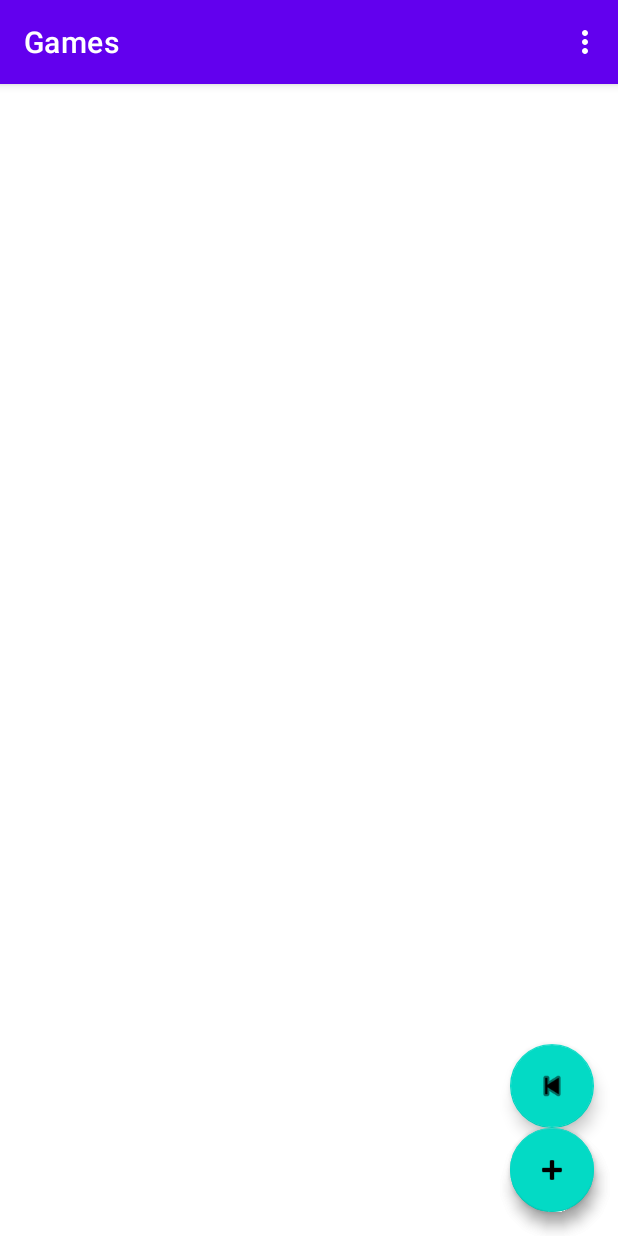
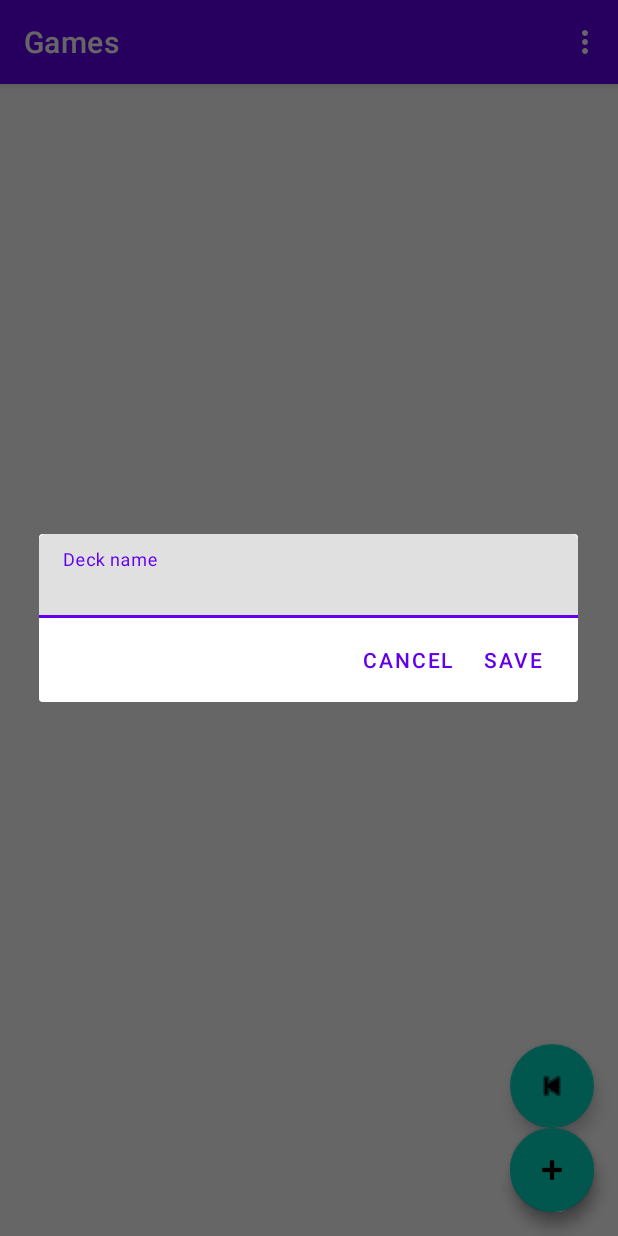
Before and after one commit to KatieBarnett/CustomDeckBuilder, an Android app: the fragment GameFragment placed in its activity, after a tap on an icon or button, on a phone screen of 412 x 824 dp. Run offline under Robolectric (Android 15) with nearby library versions, the phone set to English and light mode, and no system bars; our stand-ins replace Dagger/Hilt's generated code, data binding, navigation-ui; libraries missing offline, so code that uses them is left out: me.tatarka.bindingcollectionadapter2; 8 statements that could not run were skipped.

Commit message:
Added Deck creation and basic display

```diff
--- a/app/src/main/java/dev/katiebarnett/customdeckbuilder/data/storage/DeckBuilderDao.kt
+++ b/app/src/main/java/dev/katiebarnett/customdeckbuilder/data/storage/DeckBuilderDao.kt
@@ -1,6 +1,7 @@
 package dev.katiebarnett.customdeckbuilder.data.storage
 
 import androidx.room.*
+import dev.katiebarnett.customdeckbuilder.models.Deck
 import dev.katiebarnett.customdeckbuilder.models.Game
 import kotlinx.coroutines.flow.Flow
 
@@ -12,7 +13,7 @@ interface DeckBuilderDao {
     fun getAllGames(): Flow<List<Game>>
 
     @Query("SELECT * FROM " + DatabaseConstants.TABLE_GAMES + " WHERE id = :gameId")
-    fun getGame(gameId: Long): List<Game>
+    fun getGame(gameId: Long): Flow<List<Game>>
 
     @Insert(onConflict = OnConflictStrategy.REPLACE)
     suspend fun insert(vararg game: Game?): List<Long>
@@ -21,15 +22,15 @@ interface DeckBuilderDao {
     suspend fun delete(game: Game)
 
 
-//    // Decks
-//    @Query("SELECT * FROM " + DatabaseConstants.TABLE_DECKS + " WHERE gameId = :gameId ORDER BY name")
-//    fun getDecksForGame(gameId: Long): LiveData<List<Deck>>
+    // Decks
+    @Query("SELECT * FROM " + DatabaseConstants.TABLE_DECKS + " WHERE gameId = :gameId ORDER BY name")
+    fun getDecksForGame(gameId: Long): Flow<List<Deck>>
 //
 //    @Query("SELECT * FROM " + DatabaseConstants.TABLE_DECKS + " WHERE id = :deckId")
 //    fun getDeck(deckId: Long): LiveData<List<Deck>>
 //
-//    @Insert(onConflict = OnConflictStrategy.REPLACE)
-//    suspend fun insert(vararg deck: Deck?): LiveData<List<Long>>
+    @Insert(onConflict = OnConflictStrategy.REPLACE)
+    suspend fun insert(vararg deck: Deck?): List<Long>
 //
 //    @Delete
 //    suspend fun delete(deck: Deck)
--- a/app/src/main/java/dev/katiebarnett/customdeckbuilder/data/storage/DeckBuilderDatabase.kt
+++ b/app/src/main/java/dev/katiebarnett/customdeckbuilder/data/storage/DeckBuilderDatabase.kt
@@ -11,7 +11,7 @@ import dev.katiebarnett.customdeckbuilder.models.Game
 @Database(entities = [
     Game::class,
     Deck::class,
-    Card::class], version = 1, exportSchema = true)
+    Card::class], version = 2, exportSchema = true)
 //@TypeConverters(DbConverters::class)
 abstract class DeckBuilderDatabase: RoomDatabase() {
 
@@ -35,7 +35,8 @@ abstract class DeckBuilderDatabase: RoomDatabase() {
                 DeckBuilderDatabase::class.java,
                 DatabaseConstants.DATABASE_DECK_BUILDER
             )
-            .build()
+                .fallbackToDestructiveMigration()
+                .build()
         }
     }
 }
--- a/app/src/main/java/dev/katiebarnett/customdeckbuilder/models/Deck.kt
+++ b/app/src/main/java/dev/katiebarnett/customdeckbuilder/models/Deck.kt
@@ -11,4 +11,4 @@ data class Deck(
     val gameId: Long,
     var lastModified: Long = System.currentTimeMillis(),
     val name: String,
-    val imageUrl: String)
+    val imageUrl: String? = null)
--- a/app/src/main/java/dev/katiebarnett/customdeckbuilder/presentation/CardsFragment.kt
+++ b/app/src/main/java/dev/katiebarnett/customdeckbuilder/presentation/CardsFragment.kt
@@ -1,14 +1,14 @@
 package dev.katiebarnett.customdeckbuilder.presentation
 
 import android.os.Bundle
-import androidx.fragment.app.Fragment
 import android.view.LayoutInflater
 import android.view.View
 import android.view.ViewGroup
 import androidx.databinding.DataBindingUtil
+import androidx.fragment.app.Fragment
+import dagger.hilt.android.AndroidEntryPoint
 import dev.katiebarnett.customdeckbuilder.R
 import dev.katiebarnett.customdeckbuilder.databinding.CardsFragmentBinding
-import dagger.hilt.android.AndroidEntryPoint
 
 @AndroidEntryPoint
 class CardsFragment : Fragment() {
--- a/app/src/main/java/dev/katiebarnett/customdeckbuilder/presentation/DeckFragment.kt
+++ b/app/src/main/java/dev/katiebarnett/customdeckbuilder/presentation/DeckFragment.kt
@@ -1,15 +1,15 @@
 package dev.katiebarnett.customdeckbuilder.presentation
 
 import android.os.Bundle
-import androidx.fragment.app.Fragment
 import android.view.LayoutInflater
 import android.view.View
 import android.view.ViewGroup
 import androidx.databinding.DataBindingUtil
+import androidx.fragment.app.Fragment
 import androidx.navigation.fragment.findNavController
+import dagger.hilt.android.AndroidEntryPoint
 import dev.katiebarnett.customdeckbuilder.R
 import dev.katiebarnett.customdeckbuilder.databinding.DeckFragmentBinding
-import dagger.hilt.android.AndroidEntryPoint
 
 @AndroidEntryPoint
 class DeckFragment : Fragment() {
--- a/app/src/main/java/dev/katiebarnett/customdeckbuilder/presentation/EditCardFragment.kt
+++ b/app/src/main/java/dev/katiebarnett/customdeckbuilder/presentation/EditCardFragment.kt
@@ -1,14 +1,14 @@
 package dev.katiebarnett.customdeckbuilder.presentation
 
 import android.os.Bundle
-import androidx.fragment.app.Fragment
 import android.view.LayoutInflater
 import android.view.View
 import android.view.ViewGroup
 import androidx.databinding.DataBindingUtil
+import androidx.fragment.app.Fragment
+import dagger.hilt.android.AndroidEntryPoint
 import dev.katiebarnett.customdeckbuilder.R
 import dev.katiebarnett.customdeckbuilder.databinding.EditCardFragmentBinding
-import dagger.hilt.android.AndroidEntryPoint
 
 @AndroidEntryPoint
 class EditCardFragment : Fragment() {
--- a/app/src/main/java/dev/katiebarnett/customdeckbuilder/presentation/GameFragment.kt
+++ b/app/src/main/java/dev/katiebarnett/customdeckbuilder/presentation/GameFragment.kt
@@ -1,22 +1,28 @@
 package dev.katiebarnett.customdeckbuilder.presentation
 
 import android.os.Bundle
-import androidx.fragment.app.Fragment
 import android.view.LayoutInflater
 import android.view.View
 import android.view.ViewGroup
-import androidx.appcompat.app.AppCompatActivity
 import androidx.databinding.DataBindingUtil
+import androidx.fragment.app.Fragment
 import androidx.fragment.app.viewModels
 import androidx.navigation.fragment.findNavController
 import androidx.navigation.fragment.navArgs
 import com.google.android.material.snackbar.Snackbar
+import dagger.hilt.android.AndroidEntryPoint
+import dev.katiebarnett.customdeckbuilder.BR
 import dev.katiebarnett.customdeckbuilder.R
 import dev.katiebarnett.customdeckbuilder.databinding.GameFragmentBinding
-import dagger.hilt.android.AndroidEntryPoint
+import dev.katiebarnett.customdeckbuilder.models.Deck
+import dev.katiebarnett.customdeckbuilder.presentation.dialogs.NewDeckDialog
+import dev.katiebarnett.customdeckbuilder.presentation.util.OnItemClickListener
+import kotlinx.coroutines.ExperimentalCoroutinesApi
+import me.tatarka.bindingcollectionadapter2.ItemBinding
 
+@ExperimentalCoroutinesApi
 @AndroidEntryPoint
-class GameFragment : Fragment() {
+class GameFragment : Fragment(), NewDeckDialog.DialogListener {
 
     private lateinit var binding: GameFragmentBinding
 
@@ -24,9 +30,20 @@ class GameFragment : Fragment() {
 
     val args: GameFragmentArgs by navArgs()
 
+    private val deckListItemClickListener = (object: OnItemClickListener<Deck> {
+        override fun onItemClicked(item: Deck) {
+            findNavController().navigate(GameFragmentDirections.actionGameFragmentToDeckFragment(deckId = item.id))
+        }
+    })
+
+    private val listItemBinding = ItemBinding.of<Deck>(BR.item, R.layout.deck_item)
+        .bindExtra(BR.itemClickListener, deckListItemClickListener)
+
+
     override fun onCreateView(inflater: LayoutInflater, container: ViewGroup?, savedInstanceState: Bundle?): View {
         binding = DataBindingUtil.inflate(inflater, R.layout.game_fragment, container, false)
         binding.viewModel = viewModel
+        binding.listItemBinding = listItemBinding
         binding.lifecycleOwner = this
 
         viewModel.loadGame(args.gameId)
@@ -37,19 +54,31 @@ class GameFragment : Fragment() {
     override fun onViewCreated(view: View, savedInstanceState: Bundle?) {
         super.onViewCreated(view, savedInstanceState)
 
+        binding.newDeck.setOnClickListener {
+            val dialog = NewDeckDialog()
+            dialog.setListener(this)
+            dialog.show(childFragmentManager, NewDeckDialog.TAG)
+        }
+
         viewModel.snackbar.observe(viewLifecycleOwner, {
             it?.let {
                 Snackbar.make(binding.root, it, Snackbar.LENGTH_LONG).show()
             }
-            // TODO handle fatal error where we have to close
         })
 
-        viewModel.game.observe(viewLifecycleOwner, {
-            (activity as AppCompatActivity?)?.supportActionBar?.title = it.name
+        viewModel.deckCreationResponse.observe(viewLifecycleOwner, {
+            if (it != -1L) {
+                viewModel.clearDeckCreationResponse()
+                findNavController().navigate(
+                    GameFragmentDirections.actionGameFragmentToDeckFragment(
+                        deckId = it
+                    )
+                )
+            }
         })
+    }
 
-        binding.newDeck.setOnClickListener {
-            findNavController().navigate(GameFragmentDirections.actionGameFragmentToDeckFragment())
-        }
+    override fun onDialogPositiveClick(deckName: String) {
+        viewModel.createDeck(deckName, args.gameId)
     }
 }
--- a/app/src/main/java/dev/katiebarnett/customdeckbuilder/presentation/GameViewModel.kt
+++ b/app/src/main/java/dev/katiebarnett/customdeckbuilder/presentation/GameViewModel.kt
@@ -1,17 +1,21 @@
 package dev.katiebarnett.customdeckbuilder.presentation
 
-import androidx.lifecycle.LiveData
-import androidx.lifecycle.MutableLiveData
-import androidx.lifecycle.ViewModel
-import androidx.lifecycle.viewModelScope
+import androidx.lifecycle.*
+import dagger.hilt.android.lifecycle.HiltViewModel
 import dev.katiebarnett.customdeckbuilder.data.repositories.GameRepository
+import dev.katiebarnett.customdeckbuilder.models.Deck
 import dev.katiebarnett.customdeckbuilder.models.Game
-import dagger.hilt.android.lifecycle.HiltViewModel
 import kotlinx.coroutines.Dispatchers
+import kotlinx.coroutines.ExperimentalCoroutinesApi
 import kotlinx.coroutines.Job
+import kotlinx.coroutines.flow.MutableStateFlow
+import kotlinx.coroutines.flow.collect
+import kotlinx.coroutines.flow.filterNotNull
+import kotlinx.coroutines.flow.flatMapLatest
 import kotlinx.coroutines.launch
 import javax.inject.Inject
 
+@ExperimentalCoroutinesApi
 @HiltViewModel
 class GameViewModel @Inject constructor(
     private val gameRepository: GameRepository
@@ -25,16 +29,31 @@ class GameViewModel @Inject constructor(
     val snackbar: LiveData<String?>
         get() = _snackbar
 
-    private val _game = MutableLiveData<Game>()
-    val game: LiveData<Game>
-        get() = _game
+    private val _deckCreationResponse = MutableLiveData<Long>(-1)
+    val deckCreationResponse: LiveData<Long>
+        get() = _deckCreationResponse
+
+    private val game: MutableStateFlow<Game?> = MutableStateFlow(null)
+
+    val decks = game.filterNotNull().flatMapLatest {
+        gameRepository.getDecksForGame(it.id)
+    }.asLiveData()
 
     fun loadGame(gameId: Long) {
         launchDataLoad {
-            gameRepository.getGame(gameId)?.let { result ->
-                _game.postValue(result)
-            } ?: _snackbar.postValue("Error loading game")
+            gameRepository.getGame(gameId).collect { game.value = it.firstOrNull() }
         }
+    }
+
+    fun createDeck(deckName: String, gameId: Long) {
+        val deck = Deck(name = deckName, gameId = gameId)
+        launchDataLoad {
+            _deckCreationResponse.postValue(gameRepository.updateDeck(deck))
+        }
+    }
+
+    fun clearDeckCreationResponse() {
+        _deckCreationResponse.value = -1
     }
 
     private fun launchDataLoad(block: suspend () -> Unit): Job {
@@ -49,5 +68,4 @@ class GameViewModel @Inject constructor(
             }
         }
     }
-
 }
--- a/app/src/main/java/dev/katiebarnett/customdeckbuilder/presentation/HomeFragment.kt
+++ b/app/src/main/java/dev/katiebarnett/customdeckbuilder/presentation/HomeFragment.kt
@@ -1,29 +1,29 @@
 package dev.katiebarnett.customdeckbuilder.presentation
 
 import android.os.Bundle
-import androidx.fragment.app.Fragment
 import android.view.LayoutInflater
 import android.view.View
 import android.view.ViewGroup
 import androidx.databinding.DataBindingUtil
+import androidx.fragment.app.Fragment
 import androidx.fragment.app.viewModels
 import androidx.navigation.fragment.findNavController
 import com.google.android.material.snackbar.Snackbar
+import dagger.hilt.android.AndroidEntryPoint
+import dev.katiebarnett.customdeckbuilder.BR
 import dev.katiebarnett.customdeckbuilder.R
-import dev.katiebarnett.customdeckbuilder.BR
 import dev.katiebarnett.customdeckbuilder.databinding.HomeFragmentBinding
-import dagger.hilt.android.AndroidEntryPoint
 import dev.katiebarnett.customdeckbuilder.models.Game
+import dev.katiebarnett.customdeckbuilder.presentation.dialogs.NewGameDialog
 import dev.katiebarnett.customdeckbuilder.presentation.util.OnItemClickListener
 import me.tatarka.bindingcollectionadapter2.ItemBinding
 
 @AndroidEntryPoint
-class HomeFragment : Fragment(), NewGameDialog.NewGameDialogListener {
+class HomeFragment : Fragment(), NewGameDialog.DialogListener {
 
     private lateinit var binding: HomeFragmentBinding
 
     private val viewModel: HomeViewModel by viewModels()
-
 
     private val gameListItemClickListener = (object: OnItemClickListener<Game> {
         override fun onItemClicked(item: Game) {
--- a/app/src/main/java/dev/katiebarnett/customdeckbuilder/presentation/MainActivity.kt
+++ b/app/src/main/java/dev/katiebarnett/customdeckbuilder/presentation/MainActivity.kt
@@ -9,9 +9,9 @@ import androidx.navigation.findNavController
 import androidx.navigation.ui.AppBarConfiguration
 import androidx.navigation.ui.navigateUp
 import androidx.navigation.ui.setupActionBarWithNavController
+import dagger.hilt.android.AndroidEntryPoint
 import dev.katiebarnett.customdeckbuilder.R
 import dev.katiebarnett.customdeckbuilder.databinding.MainActivityBinding
-import dagger.hilt.android.AndroidEntryPoint
 
 @AndroidEntryPoint
 class MainActivity : AppCompatActivity() {
--- a/app/src/main/java/dev/katiebarnett/customdeckbuilder/presentation/ViewCardFragment.kt
+++ b/app/src/main/java/dev/katiebarnett/customdeckbuilder/presentation/ViewCardFragment.kt
@@ -1,14 +1,14 @@
 package dev.katiebarnett.customdeckbuilder.presentation
 
 import android.os.Bundle
-import androidx.fragment.app.Fragment
 import android.view.LayoutInflater
 import android.view.View
 import android.view.ViewGroup
 import androidx.databinding.DataBindingUtil
+import androidx.fragment.app.Fragment
+import dagger.hilt.android.AndroidEntryPoint
 import dev.katiebarnett.customdeckbuilder.R
 import dev.katiebarnett.customdeckbuilder.databinding.ViewCardFragmentBinding
-import dagger.hilt.android.AndroidEntryPoint
 
 @AndroidEntryPoint
 class ViewCardFragment : Fragment() {
--- a/app/src/main/java/dev/katiebarnett/customdeckbuilder/presentation/NewGameDialog.kt
+++ b/app/src/main/java/dev/katiebarnett/customdeckbuilder/presentation/dialogs/NewDeckDialog.kt
@@ -1,32 +1,31 @@
-package dev.katiebarnett.customdeckbuilder.presentation
+package dev.katiebarnett.customdeckbuilder.presentation.dialogs
 
 import android.app.AlertDialog
 import android.app.Dialog
-import android.content.Context
 import android.os.Bundle
 import android.view.LayoutInflater
 import androidx.fragment.app.DialogFragment
 import dev.katiebarnett.customdeckbuilder.R
-import dev.katiebarnett.customdeckbuilder.databinding.NewGameDialogBinding
+import dev.katiebarnett.customdeckbuilder.databinding.NewDeckDialogBinding
 
-class NewGameDialog : DialogFragment() {
+class NewDeckDialog : DialogFragment() {
 
     companion object {
-        const val TAG = "NewGameDialog"
+        const val TAG = "NewDeckDialog"
     }
 
-    internal var listener: NewGameDialogListener? = null
+    internal var listener: DialogListener? = null
 
-    private lateinit var binding: NewGameDialogBinding
+    private lateinit var binding: NewDeckDialogBinding
 
-    interface NewGameDialogListener {
-        fun onDialogPositiveClick(gameName: String)
+    interface DialogListener {
+        fun onDialogPositiveClick(deckName: String)
     }
 
     override fun onCreateDialog(savedInstanceState: Bundle?): Dialog {
         return activity?.let {
             val builder = AlertDialog.Builder(it)
-            binding = NewGameDialogBinding.inflate(LayoutInflater.from(context))
+            binding = NewDeckDialogBinding.inflate(LayoutInflater.from(context))
             builder.setView(binding.root)
                 // Add action buttons
                 .setPositiveButton(R.string.game_dialog_button_save) { dialog, id ->
@@ -39,7 +38,7 @@ class NewGameDialog : DialogFragment() {
         } ?: throw IllegalStateException("Activity cannot be null")
     }
 
-    fun setListener(listener: NewGameDialogListener) {
+    fun setListener(listener: DialogListener) {
         this.listener = listener
     }
 }
--- a/app/src/main/res/layout/game_fragment.xml
+++ b/app/src/main/res/layout/game_fragment.xml
@@ -9,6 +9,9 @@
             name="viewModel"
             type="dev.katiebarnett.customdeckbuilder.presentation.GameViewModel" />
 
+        <variable
+            name="listItemBinding"
+            type="me.tatarka.bindingcollectionadapter2.ItemBinding&lt;dev.katiebarnett.customdeckbuilder.models.Deck&gt;" />
 
     </data>
 
@@ -29,7 +32,10 @@
                 app:layout_constraintTop_toTopOf="parent"
                 app:layout_constraintBottom_toBottomOf="parent"
                 app:layout_constraintStart_toStartOf="parent"
-                app:layout_constraintEnd_toEndOf="parent"/>
+                app:layout_constraintEnd_toEndOf="parent"
+                app:layoutManager="androidx.recyclerview.widget.LinearLayoutManager"
+                app:items="@{viewModel.decks}"
+                app:itemBinding="@{listItemBinding}"/>
 
         </androidx.constraintlayout.widget.ConstraintLayout>
 
--- /dev/null
+++ b/app/src/main/res/layout/new_deck_dialog.xml
@@ -0,0 +1,24 @@
+<?xml version="1.0" encoding="utf-8"?>
+<androidx.constraintlayout.widget.ConstraintLayout
+    xmlns:android="http://schemas.android.com/apk/res/android"
+    android:layout_width="match_parent"
+    android:layout_height="wrap_content"
+    xmlns:app="http://schemas.android.com/apk/res-auto">
+
+    <com.google.android.material.textfield.TextInputLayout
+        android:id="@+id/nameField"
+        android:layout_width="match_parent"
+        android:layout_height="wrap_content"
+        android:hint="@string/deck_dialog_name_label"
+        app:layout_constraintTop_toTopOf="parent"
+        app:layout_constraintBottom_toBottomOf="parent"
+        app:layout_constraintStart_toStartOf="parent"
+        app:layout_constraintEnd_toEndOf="parent">
+
+        <com.google.android.material.textfield.TextInputEditText
+            android:layout_width="match_parent"
+            android:layout_height="wrap_content"/>
+
+    </com.google.android.material.textfield.TextInputLayout>
+
+</androidx.constraintlayout.widget.ConstraintLayout>
--- a/app/src/main/res/navigation/nav_graph.xml
+++ b/app/src/main/res/navigation/nav_graph.xml
@@ -41,9 +41,7 @@
 
         <argument
             android:name="deckId"
-            app:argType="java.lang.Integer"
-            app:nullable="true"
-            android:defaultValue="@null"/>
+            app:argType="long"/>
 
         <action
             android:id="@+id/action_DeckFragment_to_CardsFragment"
--- a/app/src/main/res/values/strings.xml
+++ b/app/src/main/res/values/strings.xml
@@ -15,6 +15,11 @@
     <string name="game_dialog_button_cancel">Cancel</string>
     <string name="game_dialog_button_save">Save</string>
 
+    <!-- New Deck Dialog -->
+    <string name="deck_dialog_name_label">Deck name</string>
+    <string name="deck_dialog_button_cancel">Cancel</string>
+    <string name="deck_dialog_button_save">Save</string>
+
 
     <string name="next">Next</string>
     <string name="previous">Previous</string>
```
Also changed, not shown: app/src/main/java/dev/katiebarnett/customdeckbuilder/data/repositories/GameRepository.kt (+17 -30 lines), app/src/main/java/dev/katiebarnett/customdeckbuilder/presentation/HomeViewModel.kt (+1 -6 lines), app/src/main/java/dev/katiebarnett/customdeckbuilder/presentation/dialogs/NewGameDialog.kt (added, +44 -0 lines), app/src/main/res/layout/deck_item.xml (added, +36 -0 lines).
